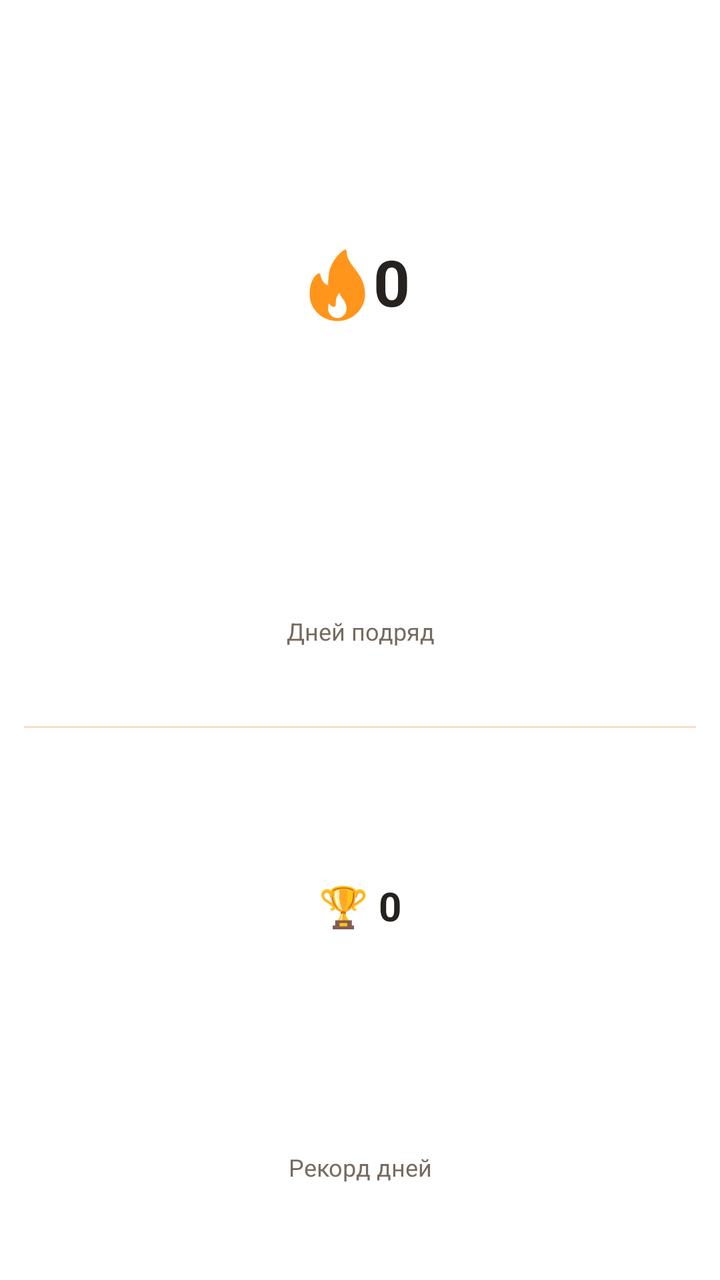
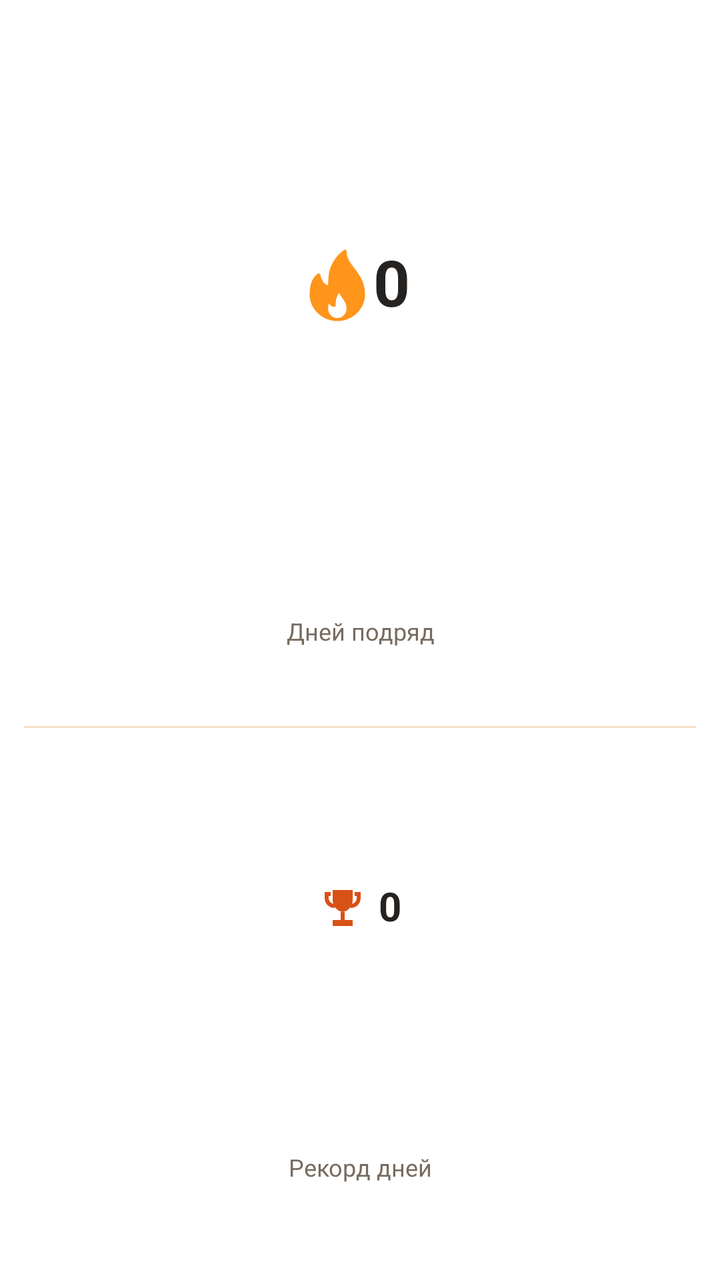

Compare the two renders of this Android layout. The source of the first and the diff that turns it into the second are given below.
<!-- AndroidManifest.xml: fallback theme Theme.MaterialComponents.DayNight.NoActionBar -->
<!-- res/layout/streak_widget_minimal.xml -->
<?xml version="1.0" encoding="utf-8"?>
<LinearLayout
    xmlns:android="http://schemas.android.com/apk/res/android"
    android:id="@+id/streak_root"
    android:layout_width="match_parent"
    android:layout_height="match_parent"
    android:orientation="vertical"
    android:padding="12dp"
    android:background="@drawable/streak_widget_minimal_background">
    <LinearLayout
        android:layout_width="match_parent"
        android:layout_height="0dp"
        android:orientation="vertical"
        android:layout_weight="1">
        <LinearLayout
            android:layout_width="match_parent"
            android:layout_height="0dp"
            android:layout_weight="3"
            android:orientation="horizontal"
            android:gravity="center">
            <ImageView
                android:id="@+id/streak_flame"
                android:layout_width="28dp"
                android:layout_height="match_parent"
                android:src="@drawable/streak_widget_flame"
                android:scaleType="fitCenter"
                android:importantForAccessibility="no" />
            <TextView
                android:id="@+id/streak_current"
                android:layout_width="wrap_content"
                android:layout_height="match_parent"
                android:text="0"
                android:textSize="32sp"
                android:textColor="@color/streak_widget_text"
                android:maxLines="1"
                android:includeFontPadding="false"
                android:gravity="center_vertical"
                android:autoSizeTextType="uniform"
                android:autoSizeMinTextSize="5sp"
                android:autoSizeMaxTextSize="32sp"
                android:autoSizeStepGranularity="1sp"
                android:textStyle="bold"
                android:layout_marginStart="4dp" />
        </LinearLayout>
        <TextView
            android:id="@+id/streak_label"
            android:layout_width="match_parent"
            android:layout_height="0dp"
            android:text="@string/currentLabel"
            android:textSize="12sp"
            android:textColor="@color/streak_widget_secondary"
            android:maxLines="1"
            android:includeFontPadding="false"
            android:gravity="center"
            android:autoSizeTextType="uniform"
            android:autoSizeMinTextSize="5sp"
            android:autoSizeMaxTextSize="12sp"
            android:autoSizeStepGranularity="1sp"
            android:layout_weight="1" />
        <ImageView
            android:layout_width="match_parent"
            android:layout_height="1dp"
            android:layout_marginTop="3dp"
            android:layout_marginBottom="3dp"
            android:background="@color/streak_widget_border"
            android:importantForAccessibility="no" />
        <TextView
            android:id="@+id/streak_best"
            android:layout_width="match_parent"
            android:layout_height="0dp"
            android:text="🏆 0"
            android:textSize="20sp"
            android:textColor="@color/streak_widget_text"
            android:maxLines="1"
            android:includeFontPadding="false"
            android:gravity="center"
            android:autoSizeTextType="uniform"
            android:autoSizeMinTextSize="5sp"
            android:autoSizeMaxTextSize="20sp"
            android:autoSizeStepGranularity="1sp"
            android:layout_weight="2"
            android:textStyle="bold" />
        <TextView
            android:id="@+id/streak_best_label"
            android:layout_width="match_parent"
            android:layout_height="0dp"
            android:text="@string/bestLabel"
            android:textSize="12sp"
            android:textColor="@color/streak_widget_secondary"
            android:maxLines="1"
            android:includeFontPadding="false"
            android:gravity="center"
            android:autoSizeTextType="uniform"
            android:autoSizeMinTextSize="5sp"
            android:autoSizeMaxTextSize="12sp"
            android:autoSizeStepGranularity="1sp"
            android:layout_weight="1" />
    </LinearLayout>
    <TextView
        android:id="@+id/streak_status"
        android:layout_width="match_parent"
        android:layout_height="28dp"
        android:text="@string/startLabel"
        android:textSize="12sp"
        android:textColor="@color/streak_widget_accent"
        android:maxLines="2"
        android:includeFontPadding="false"
        android:gravity="center"
        android:autoSizeTextType="uniform"
        android:autoSizeMinTextSize="5sp"
        android:autoSizeMaxTextSize="12sp"
        android:autoSizeStepGranularity="1sp"
        android:layout_marginTop="4dp"
        android:visibility="gone" />
</LinearLayout>
<!-- resources referenced by this layout -->
<resources>
  <color name="streak_widget_accent">#D85117</color>
  <color name="streak_widget_border">#F5DEC7</color>
  <color name="streak_widget_secondary">#776B60</color>
  <color name="streak_widget_text">#25221F</color>
  <!-- drawable streak_widget_flame (drawable) -->
  <vector xmlns:android="http://schemas.android.com/apk/res/android"
      android:width="28dp" android:height="36dp"
      android:viewportWidth="388" android:viewportHeight="516">
      <group android:translateX="-62" android:translateY="2">
          <path android:fillColor="#FF951B"
              android:pathData="M446.906,299.769c-5.865-76.359-41.417-124.21-72.781-166.436C345.083,94.241,320,60.483,320,10.685 c0-4-2.24-7.656-5.792-9.489c-3.563-1.844-7.844-1.542-11.083,0.812c-47.104,33.706-86.406,90.515-100.135,144.719 c-9.531,37.737-10.792,80.161-10.969,108.18c-43.5-9.291-53.354-74.359-53.458-75.068c-0.49-3.375-2.552-6.312-5.552-7.916 c-3.031-1.583-6.594-1.698-9.667-0.177c-2.281,1.104-55.99,28.394-59.115,137.355C64.01,312.726,64,316.362,64,319.997 c0,105.857,86.135,191.987,192,191.987c0.146,0.01,0.302,0.031,0.427,0c0.042,0,0.083,0,0.135,0 C362.167,511.681,448,425.667,448,319.997C448,314.674,446.906,299.769,446.906,299.769z M256,490.652 c-35.292,0-64-30.581-64-68.172c0-1.281-0.01-2.573,0.083-4.156c0.427-15.853,3.438-26.675,6.74-33.873 c6.188,13.291,17.25,25.509,35.219,25.509c5.896,0,10.667-4.771,10.667-10.666c0-15.186,0.313-32.706,4.094-48.518 c3.365-14.02,11.406-28.936,21.594-40.893c4.531,15.52,13.365,28.081,21.99,40.341c12.344,17.54,25.104,35.675,27.344,66.6 c0.135,1.833,0.271,3.677,0.271,5.656C320,460.07,291.292,490.652,256,490.652z" />
      </group>
  </vector>
  <!-- drawable streak_widget_minimal_background (drawable) -->
  <shape xmlns:android="http://schemas.android.com/apk/res/android" android:shape="rectangle">
      <solid android:color="@color/streak_minimal_background" />
      <corners android:radius="24dp" />
  </shape>
  <string name="bestLabel">Рекорд дней</string>
  <string name="currentLabel">Дней подряд</string>
  <string name="startLabel">Начни новую серию</string>
  <color name="streak_minimal_background">#FFFFFF</color>
</resources>

<!-- the commit's change to res/layout/streak_widget_minimal.xml (unified diff, before → after) -->
@@ -63,23 +63,38 @@
             android:layout_marginTop="3dp"
             android:layout_marginBottom="3dp"
             android:background="@color/streak_widget_border"
-            android:importantForAccessibility="no" />
-        <TextView
-            android:id="@+id/streak_best"
+            android:importantForAccessibility="no"
+            android:id="@+id/streak_divider" />
+        <LinearLayout
             android:layout_width="match_parent"
             android:layout_height="0dp"
-            android:text="🏆 0"
-            android:textSize="20sp"
-            android:textColor="@color/streak_widget_text"
-            android:maxLines="1"
-            android:includeFontPadding="false"
-            android:gravity="center"
-            android:autoSizeTextType="uniform"
-            android:autoSizeMinTextSize="5sp"
-            android:autoSizeMaxTextSize="20sp"
-            android:autoSizeStepGranularity="1sp"
             android:layout_weight="2"
-            android:textStyle="bold" />
+            android:orientation="horizontal"
+            android:gravity="center">
+            <ImageView
+                android:id="@+id/streak_trophy"
+                android:layout_width="24dp"
+                android:layout_height="match_parent"
+                android:src="@drawable/streak_widget_trophy"
+                android:scaleType="fitCenter"
+                android:importantForAccessibility="no" />
+            <TextView
+                android:id="@+id/streak_best"
+                android:layout_width="wrap_content"
+                android:layout_height="match_parent"
+                android:text="0"
+                android:textSize="20sp"
+                android:textColor="@color/streak_widget_text"
+                android:maxLines="1"
+                android:includeFontPadding="false"
+                android:gravity="center"
+                android:autoSizeTextType="uniform"
+                android:autoSizeMinTextSize="5sp"
+                android:autoSizeMaxTextSize="20sp"
+                android:autoSizeStepGranularity="1sp"
+                android:textStyle="bold"
+                android:layout_marginStart="6dp" />
+        </LinearLayout>
         <TextView
             android:id="@+id/streak_best_label"
             android:layout_width="match_parent"
<!-- resource entries referenced after the edit -->
@@ -18,6 +18,13 @@
       <solid android:color="@color/streak_minimal_background" />
       <corners android:radius="24dp" />
   </shape>
+  <!-- drawable streak_widget_trophy (drawable) -->
+  <vector xmlns:android="http://schemas.android.com/apk/res/android"
+      android:width="24dp" android:height="24dp"
+      android:viewportWidth="24" android:viewportHeight="24">
+      <path android:fillColor="@color/streak_widget_accent"
+          android:pathData="M7,3H17V8C17,11.1 14.8,13.6 12,14C9.2,13.6 7,11.1 7,8ZM11,14H13V18H17V21H7V18H11ZM3,4H6V6H5V7C5,8.6 6.3,10 8,10V12C5.2,12 3,9.8 3,7ZM18,4H21V7C21,9.8 18.8,12 16,12V10C17.7,10 19,8.6 19,7V6H18Z" />
+  </vector>
   <string name="bestLabel">Рекорд дней</string>
   <string name="currentLabel">Дней подряд</string>
   <string name="startLabel">Начни новую серию</string>
